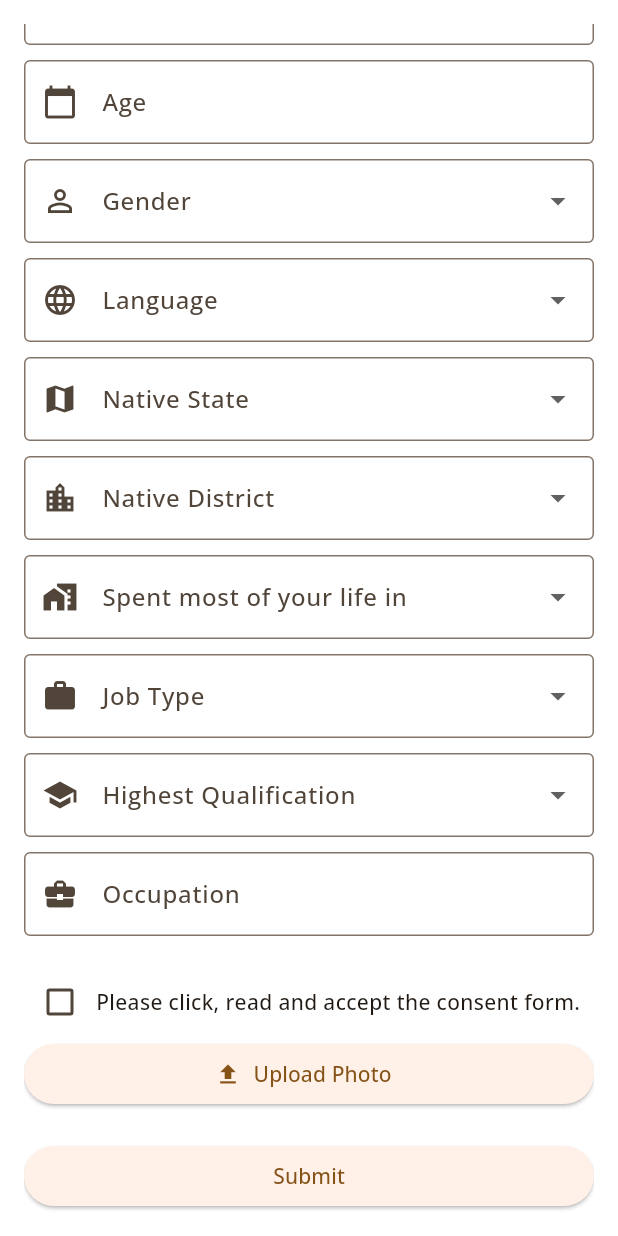
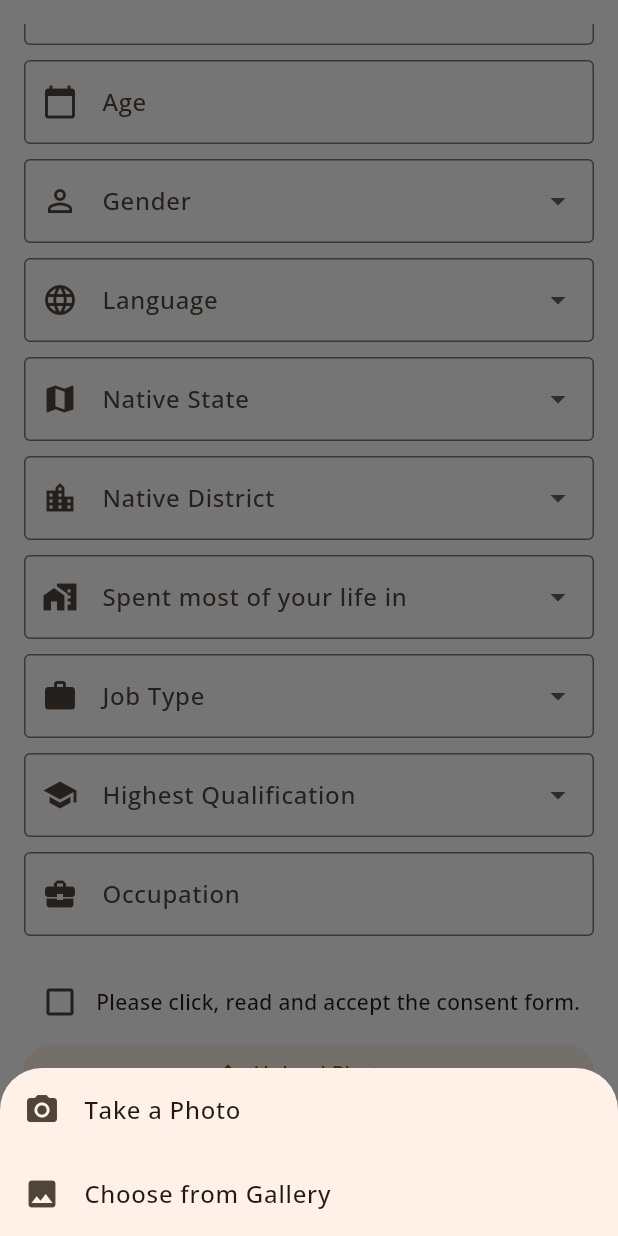
Before and after one commit to AI4Bharat/KathbathXFrontend, a Flutter app: the RegisterScreen screen opened directly, scrolled down 162 dp, after a tap on "Upload Photo", on a phone screen of 412 x 824 dp. Run offline on Flutter 3.47's test engine with Material 3 defaults, Android fonts, the light colour scheme and no system bars; our stand-ins replace camera, chewie, dio, drift, firebase_core, firebase_crashlytics and 8 more; missing offline and left inert: android_play_install_referrer, audio_session, flutter_sound, in_app_update; accounts and stored records are empty; generated files the repository leaves out were written again; network calls fail.

Commit message:
Adding camera/take photo option

```diff
--- a/lib/screens/register_screen.dart
+++ b/lib/screens/register_screen.dart
@@ -126,8 +126,56 @@ class _RegisterScreenState extends State<RegisterScreen> {
     return null; // Return null if value is not found
   }
 
+  // Future<void> _pickImage() async {
+  //   final pickedFile = await _picker.pickImage(source: ImageSource.gallery);
+  //   if (pickedFile != null) {
+  //     final file = File(pickedFile.path);
+  //     final mimeType = lookupMimeType(file.path);
+
+  //     if (mimeType == 'image/jpeg' || mimeType == 'image/jpg') {
+  //       setState(() {
+  //         _selectedImage = file;
+  //       });
+  //     } else {
+  //       ScaffoldMessenger.of(context).showSnackBar(
+  //         const SnackBar(content: Text('Please select a JPEG image.')),
+  //       );
+  //     }
+  //   }
+  // }
+
   Future<void> _pickImage() async {
-    final pickedFile = await _picker.pickImage(source: ImageSource.gallery);
+    showModalBottomSheet(
+      context: context,
+      builder: (_) {
+        return SafeArea(
+          child: Wrap(
+            children: [
+              ListTile(
+                leading: const Icon(Icons.camera_alt),
+                title: const Text('Take a Photo'),
+                onTap: () async {
+                  Navigator.of(context).pop();
+                  await _pickImageFromSource(ImageSource.camera);
+                },
+              ),
+              ListTile(
+                leading: const Icon(Icons.photo),
+                title: const Text('Choose from Gallery'),
+                onTap: () async {
+                  Navigator.of(context).pop();
+                  await _pickImageFromSource(ImageSource.gallery);
+                },
+              ),
+            ],
+          ),
+        );
+      },
+    );
+  }
+
+  Future<void> _pickImageFromSource(ImageSource source) async {
+    final pickedFile = await _picker.pickImage(source: source);
     if (pickedFile != null) {
       final file = File(pickedFile.path);
       final mimeType = lookupMimeType(file.path);
```
